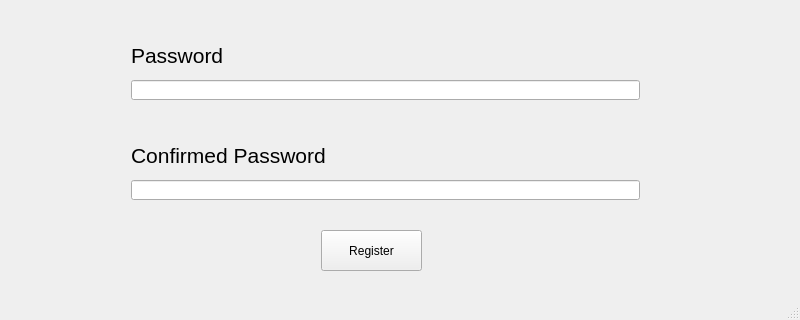
Old version of the form UI/Register.ui in the repository JJLee2910/Final-Year-Project; both pictures show x 0 to 800 and y 280 to 600 of the 800 by 600 pixel window.
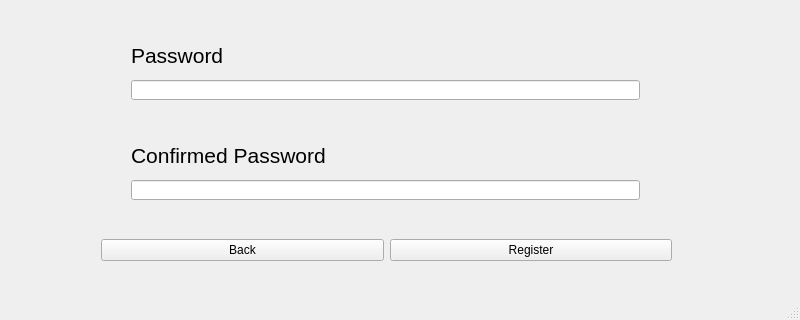
New version of the form. Icons and pictures are not drawn.

Commit message: added buttons to login and register page

```diff
--- a/UI/Register.ui
+++ b/UI/Register.ui
@@ -118,19 +118,6 @@
       <set>Qt::AlignLeading|Qt::AlignLeft|Qt::AlignVCenter</set>
      </property>
     </widget>
-    <widget class="QPushButton" name="regButton">
-     <property name="geometry">
-      <rect>
-       <x>230</x>
-       <y>360</y>
-       <width>101</width>
-       <height>41</height>
-      </rect>
-     </property>
-     <property name="text">
-      <string>Register</string>
-     </property>
-    </widget>
     <widget class="QLabel" name="passwordRegLabel_2">
      <property name="geometry">
       <rect>
@@ -174,6 +161,32 @@
       <enum>QLineEdit::Password</enum>
      </property>
     </widget>
+    <widget class="QWidget" name="horizontalLayoutWidget">
+     <property name="geometry">
+      <rect>
+       <x>10</x>
+       <y>340</y>
+       <width>571</width>
+       <height>80</height>
+      </rect>
+     </property>
+     <layout class="QHBoxLayout" name="buttonLayout">
+      <item>
+       <widget class="QPushButton" name="backButton">
+        <property name="text">
+         <string>Back</string>
+        </property>
+       </widget>
+      </item>
+      <item>
+       <widget class="QPushButton" name="regButton">
+        <property name="text">
+         <string>Register</string>
+        </property>
+       </widget>
+      </item>
+     </layout>
+    </widget>
    </widget>
    <widget class="QWidget" name="loginWidget" native="true">
     <property name="geometry">
```
The commit also changes 6 other files.
